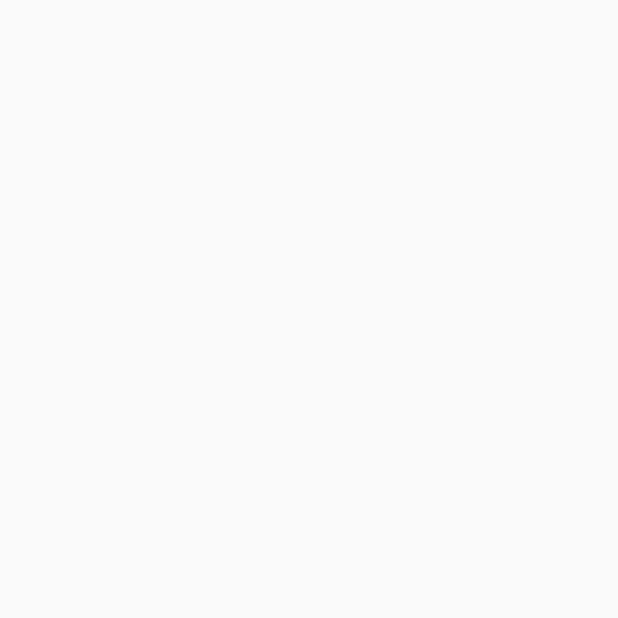
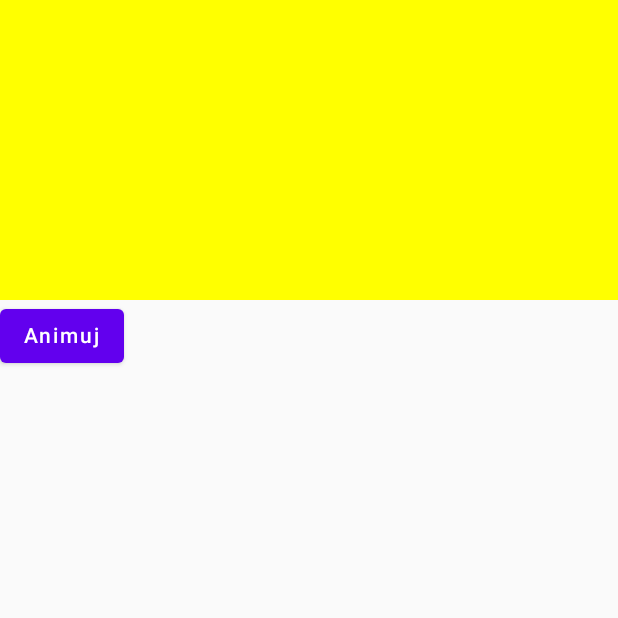
Before and after one commit to wlazlopwl/ComposeAnimations, an Android app built with Jetpack Compose: the CrossfadeScreen screen opened through its navigation route, on a phone screen of 412 x 824 dp, the top half of it. Before the commit the part shown is empty. Run offline under Robolectric (Android 15) with nearby library versions, the phone set to English and light mode, and no system bars.

Commit message:
update CrossfadeScreen.kt

```diff
--- a/app/src/main/java/com/appdevpwl/composeanimations/view/CrossfadeScreen.kt
+++ b/app/src/main/java/com/appdevpwl/composeanimations/view/CrossfadeScreen.kt
@@ -1,8 +1,59 @@
 package com.appdevpwl.composeanimations.view
 
-import androidx.compose.runtime.Composable
+import androidx.compose.animation.Crossfade
+import androidx.compose.animation.core.FastOutSlowInEasing
+import androidx.compose.animation.core.tween
+import androidx.compose.foundation.background
+import androidx.compose.foundation.layout.Box
+import androidx.compose.foundation.layout.Column
+import androidx.compose.foundation.layout.fillMaxWidth
+import androidx.compose.foundation.layout.height
+import androidx.compose.runtime.*
+import androidx.compose.ui.Modifier
+import androidx.compose.ui.graphics.Color
+import androidx.compose.ui.unit.dp
 
 
 @Composable
 fun CrossfadeScreen() {
+
+    var state by remember {
+        mutableStateOf(false)
+    }
+
+    Column {
+        Box {
+
+            Crossfade(
+                targetState = state,
+                animationSpec = tween(3000, easing = FastOutSlowInEasing)
+            ) {
+                when (it) {
+                    false -> {
+                        Box(
+                            modifier = Modifier
+                                .fillMaxWidth()
+                                .height(200.dp)
+                                .background(Color.Yellow)
+                        )
+
+                    }
+                    true -> {
+                        Box(
+                            modifier = Modifier
+                                .fillMaxWidth()
+                                .height(200.dp)
+                                .background(Color.Green)
+                        )
+                    }
+                }
+
+            }
+
+        }
+        StartAnimateButton {
+            state = !state
+        }
+    }
+
 }
```
